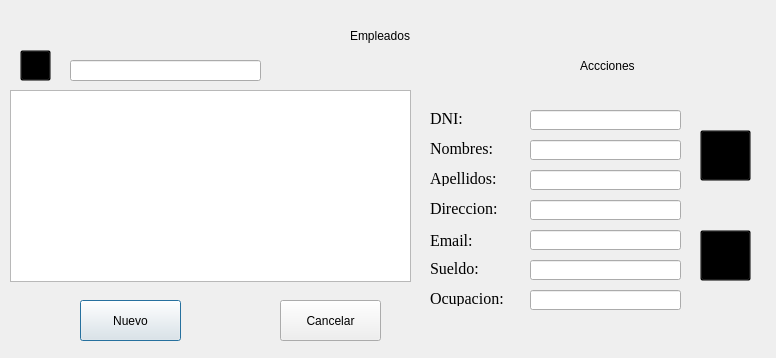
Old version of the form Sistema_de_Registro_de_Hotel/gui_index_empleado.ui in the repository JeffersonFarCar/Sistema-de-Registro-de-Hotel.
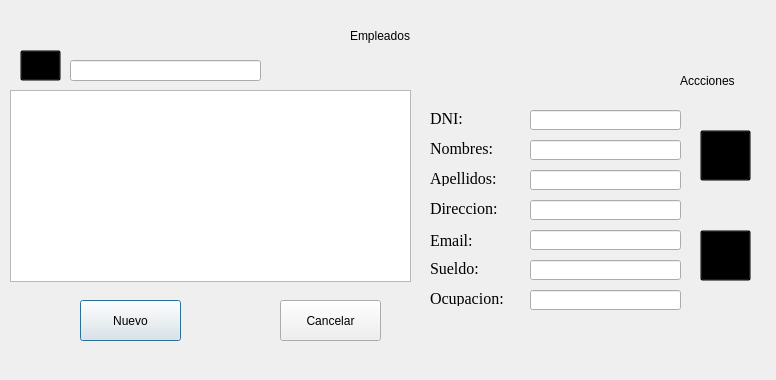
New version of the form. Icons and pictures are not drawn.

What changed in the file:
```diff
--- a/Sistema_de_Registro_de_Hotel/gui_index_empleado.ui
+++ b/Sistema_de_Registro_de_Hotel/gui_index_empleado.ui
@@ -7,7 +7,7 @@
     <x>0</x>
     <y>0</y>
     <width>776</width>
-    <height>358</height>
+    <height>380</height>
    </rect>
   </property>
   <property name="windowTitle">
@@ -32,10 +32,10 @@
   <widget class="QLabel" name="label_2">
    <property name="geometry">
     <rect>
-     <x>580</x>
-     <y>50</y>
-     <width>101</width>
-     <height>31</height>
+     <x>680</x>
+     <y>70</y>
+     <width>81</width>
+     <height>21</height>
     </rect>
    </property>
    <property name="styleSheet">
@@ -179,7 +179,7 @@
    <property name="geometry">
     <rect>
      <x>530</x>
-     <y>260</y>
+     <y>290</y>
      <width>151</width>
      <height>20</height>
     </rect>
@@ -189,7 +189,7 @@
    <property name="geometry">
     <rect>
      <x>530</x>
-     <y>290</y>
+     <y>260</y>
      <width>151</width>
      <height>20</height>
     </rect>
@@ -385,7 +385,7 @@
     <rect>
      <x>20</x>
      <y>50</y>
-     <width>31</width>
+     <width>41</width>
      <height>31</height>
     </rect>
    </property>
```
